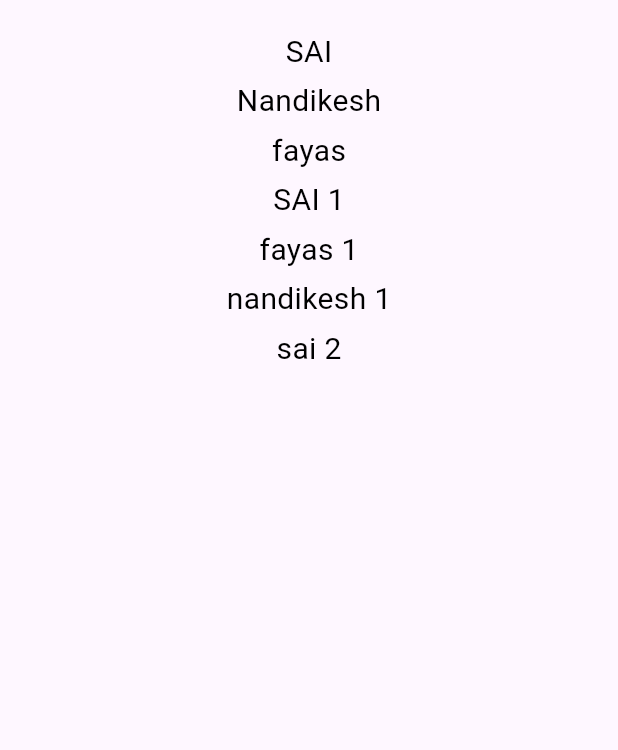
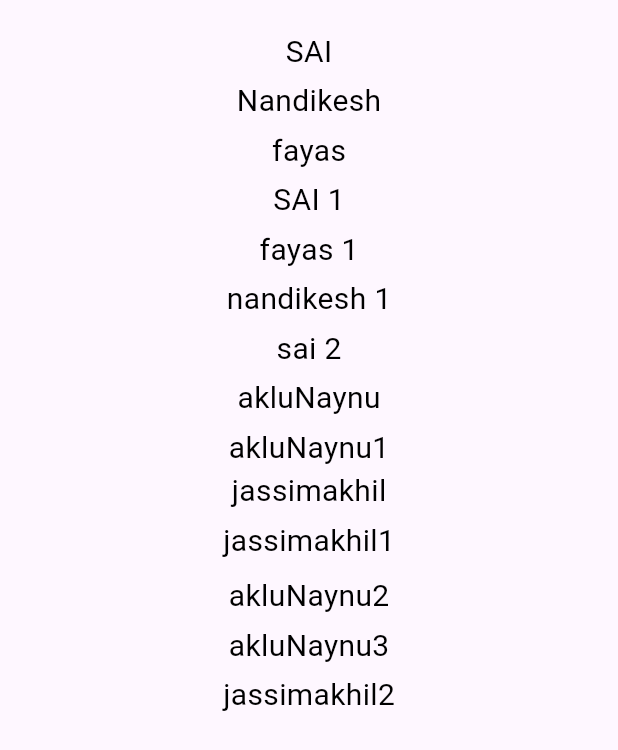
Before and after one commit to Sabari-nath-p/CONTACTAPP, a Flutter app: the screen it shows after launch, on a phone screen of 412 x 824 dp. Shown: the top 750 px of the screen. Run offline on Flutter 3.47's test engine with Material 3 defaults, Android fonts, the phone set to English and light mode, and no system bars; our stand-ins replace boolean_selector, get, sizer.

Commit message:
jassim screen

```diff
--- a/lib/DashBoard.dart
+++ b/lib/DashBoard.dart
@@ -83,6 +83,78 @@ class _DashboradScreenState extends State<DashboradScreen> {
 
                  SizedBox(height: 4,),
 
+                  Align(
+                    alignment: Alignment.center,
+                    child: InkWell(
+                      onTap: () {
+                        Navigator.of(context).push(MaterialPageRoute(builder: (context)=>addCategory()));
+                      },
+                      child: Text("akluNaynu",style: TextStyle(fontSize: 20,color: Colors.black),))),
+
+                 SizedBox(height: 4,),
+                 Align(
+                    alignment: Alignment.center,
+                    child: InkWell(
+                      onTap: () {
+                        Navigator.of(context).push(MaterialPageRoute(builder: (context)=>addMember()));
+                      },
+                      child: Text("akluNaynu1",style: TextStyle(fontSize: 20,color: Colors.black),))),
+
+                       Align(
+                    alignment: Alignment.center,
+                    child: InkWell(
+                      onTap: () {
+                        Navigator.of(context).push(MaterialPageRoute(builder: (context)=>tags()));
+                      },
+                      child: Text("jassimakhil",style: TextStyle(fontSize: 20,color: Colors.black),))),
+
+                 SizedBox(height: 4,),
+                  Align(
+                    alignment: Alignment.center,
+                    child: InkWell(
+                      onTap: () {
+                        Navigator.of(context).push(MaterialPageRoute(builder: (context)=>addTags()));
+                      },
+                      child: Text("jassimakhil1",style: TextStyle(fontSize: 20,color: Colors.black),))),
+
+                 SizedBox(height: 4,),
+
+
+
+
+
+                 SizedBox(height: 4,),
+                 Align(
+                    alignment: Alignment.center,
+                    child: InkWell(
+                      onTap: () {
+                        Navigator.of(context).push(MaterialPageRoute(builder: (context)=>contactProfileScreen()));
+                      },
+                      child: Text("akluNaynu2",style: TextStyle(fontSize: 20,color: Colors.black),))),
+
+                 SizedBox(height: 4,),
+
+                Align(
+                    alignment: Alignment.center,
+                    child: InkWell(
+                      onTap: () {
+                        Navigator.of(context).push(MaterialPageRoute(builder: (context)=>ContactScreen()));
+                      },
+                      child: Text("akluNaynu3",style: TextStyle(fontSize: 20,color: Colors.black),))),
+
+                 SizedBox(height: 4,),
+                   Align(
+                    alignment: Alignment.center,
+                    child: InkWell(
+                      onTap: () {
+                        Navigator.of(context).push(MaterialPageRoute(builder: (context)=>category()));
+                      },
+                      child: Text("jassimakhil2",style: TextStyle(fontSize: 20,color: Colors.black),))),
+
+                 SizedBox(height: 4,),
+
+
+
 
                 ],
               ),
```
Also changed, not shown: lib/Categories/category.dart (added, +21 -0 lines), lib/Tags/tags.dart (added, +21 -0 lines), lib/addTags/addTags.dart (added, +21 -0 lines).
